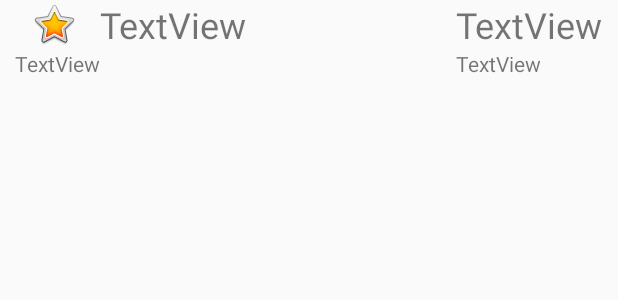
After one commit to Clint-Portfolio/TicTacToeClicker, an Android app: the layout activity_upgrade_entry.xml on its own in the app's theme, with its tools: preview values and no code run, on a phone screen of 412 x 824 dp. The commit adds this screen. Shown: the top 300 px of the screen. Run offline under Robolectric (Android 15) with nearby library versions, the phone set to English and light mode, and no system bars.

Commit message:
Almost finished with upgrade system and database

```diff
--- a/app/build.gradle
+++ b/app/build.gradle
@@ -26,4 +26,5 @@ dependencies {
     androidTestImplementation 'com.android.support.test:runner:1.0.2'
     androidTestImplementation 'com.android.support.test.espresso:espresso-core:3.0.2'
     implementation 'com.android.support:gridlayout-v7:28.0.0'
+    implementation 'org.jetbrains:annotations-java5:15.0'
 }
--- a/app/src/main/java/com/example/clintnieuwendijk/tictactoeclicker/MainActivity.java
+++ b/app/src/main/java/com/example/clintnieuwendijk/tictactoeclicker/MainActivity.java
@@ -6,6 +6,8 @@ import android.os.Bundle;
 import android.view.View;
 
 public class MainActivity extends AppCompatActivity {
+
+    UpgradeDatabase db;
 
     @Override
     protected void onCreate(Bundle savedInstanceState) {
@@ -18,7 +20,7 @@ public class MainActivity extends AppCompatActivity {
         switch (view.getId()){
             case R.id.singlePlayerStartButton:
                 intent = new Intent(MainActivity.this, SinglePlayerActivity.class);
-                intent.putExtra("gridSize", 6);
+                intent.putExtra("gridSize", 2);
                 break;
             case R.id.multiplayerStartButton:
                 intent = new Intent(MainActivity.this, MultiplayerActivity.class);
--- a/app/src/main/java/com/example/clintnieuwendijk/tictactoeclicker/SinglePlayerActivity.java
+++ b/app/src/main/java/com/example/clintnieuwendijk/tictactoeclicker/SinglePlayerActivity.java
@@ -118,7 +118,7 @@ public class SinglePlayerActivity extends AppCompatActivity {
                 //simple styling
                 b.setMinHeight(0);
                 b.setMinimumHeight(0);
-                LinearLayout.LayoutParams params = new LinearLayout.LayoutParams(150, 150);
+                LinearLayout.LayoutParams params = new LinearLayout.LayoutParams(100, 100);
                 b.setLayoutParams(params);
                 //add the newly created button to the grid
                 layout.addView(b);
--- a/app/src/main/res/layout/activity_upgrade.xml
+++ b/app/src/main/res/layout/activity_upgrade.xml
@@ -4,6 +4,11 @@
     xmlns:tools="http://schemas.android.com/tools"
     android:layout_width="match_parent"
     android:layout_height="match_parent"
+    android:orientation="vertical"
     tools:context=".UpgradeActivity">
 
+    <ListView
+        android:id="@+id/upgradeListView"
+        android:layout_width="match_parent"
+        android:layout_height="match_parent" />
 </LinearLayout>
--- /dev/null
+++ b/app/src/main/res/layout/activity_upgrade_entry.xml
@@ -0,0 +1,62 @@
+<?xml version="1.0" encoding="utf-8"?>
+<LinearLayout xmlns:android="http://schemas.android.com/apk/res/android"
+    xmlns:app="http://schemas.android.com/apk/res-auto"
+    xmlns:tools="http://schemas.android.com/tools"
+    android:layout_width="match_parent"
+    android:layout_height="match_parent"
+    tools:context=".UpgradeAdapter">
+
+    <android.support.v7.widget.GridLayout
+        android:layout_width="match_parent"
+        android:layout_height="match_parent"
+        android:layout_weight="1"
+        app:columnCount="4">
+
+        <ImageView
+            android:id="@+id/imageView"
+            android:layout_width="wrap_content"
+            android:layout_height="wrap_content"
+            android:layout_weight="1"
+            android:paddingStart="20dp"
+            app:srcCompat="@android:drawable/btn_star_big_on" />
+
+        <TextView
+            android:id="@+id/upgradeName"
+            android:layout_width="wrap_content"
+            android:layout_height="wrap_content"
+            android:text="TextView"
+            android:textSize="24sp"
+            app:layout_column="1"
+            app:layout_row="0" />
+
+        <TextView
+            android:id="@+id/upgradeDescription"
+            android:layout_width="wrap_content"
+            android:layout_height="wrap_content"
+            android:paddingStart="10dp"
+            android:text="TextView"
+            app:layout_column="0"
+            app:layout_columnSpan="1"
+            app:layout_row="1" />
+
+        <TextView
+            android:id="@+id/upgradeCostText"
+            android:layout_width="wrap_content"
+            android:layout_height="wrap_content"
+            android:paddingEnd="10dp"
+            android:text="TextView"
+            android:textSize="24sp"
+            app:layout_column="3"
+            app:layout_row="0" />
+
+        <TextView
+            android:id="@+id/upgradeTierText"
+            android:layout_width="wrap_content"
+            android:layout_height="wrap_content"
+            android:paddingEnd="10dp"
+            android:text="TextView"
+            app:layout_column="3"
+            app:layout_row="1" />
+    </android.support.v7.widget.GridLayout>
+
+</LinearLayout>
```
Also changed, not shown: app/src/main/AndroidManifest.xml (+17 -4 lines), app/src/main/java/com/example/clintnieuwendijk/tictactoeclicker/UpgradeActivity.java (+28 -0 lines), app/src/main/java/com/example/clintnieuwendijk/tictactoeclicker/UpgradeAdapter.java (added, +45 -0 lines), app/src/main/java/com/example/clintnieuwendijk/tictactoeclicker/UpgradeDatabase.java (added, +54 -0 lines), app/src/main/java/com/example/clintnieuwendijk/tictactoeclicker/UpgradeEntry.java (added, +56 -0 lines).
